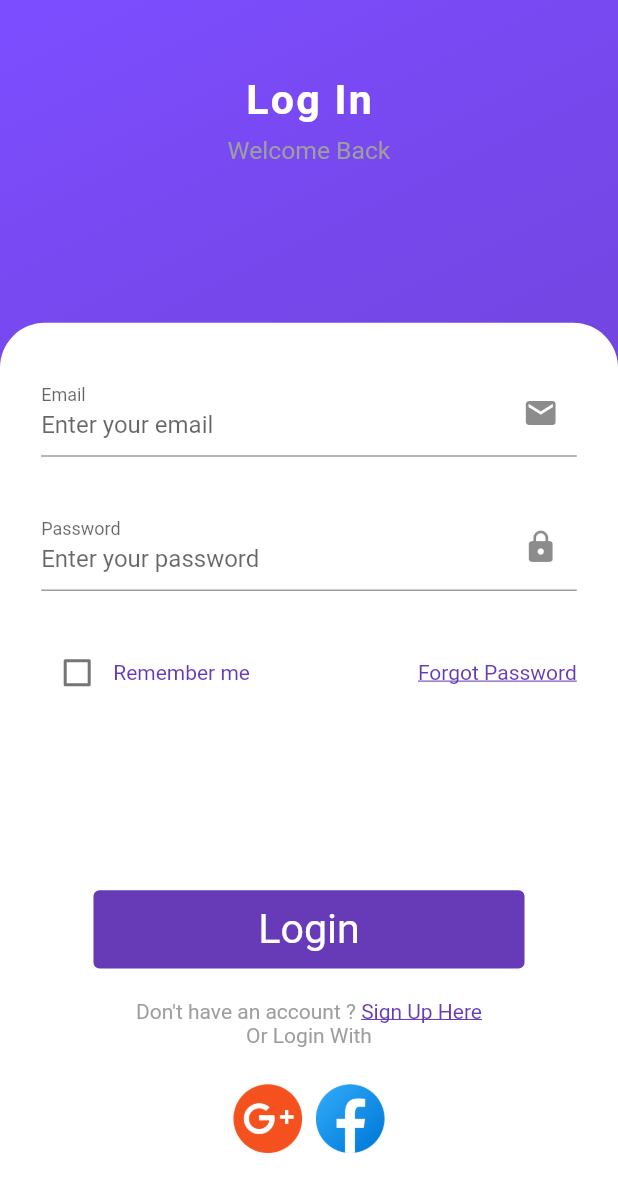
After one commit to AlphaArtrem/ecom-flutter, a Flutter app: the screen it shows after launch, after a tap on "Continue", on a phone screen of 412 x 824 dp. The commit adds this screen. Shown: the top 1192 px of the screen. Run offline on Flutter 3.47's test engine with Material 2 defaults, Android fonts, the phone set to English and light mode, and no system bars; our stand-ins replace flutter_svg.

Commit message:
Log in screen

```diff
--- a/lib/main.dart
+++ b/lib/main.dart
@@ -14,10 +14,10 @@ class EComApp extends StatelessWidget {
       theme: ThemeData(
         textTheme: TextTheme(
           bodyText1: TextStyle(
-            color: kTextColor
+            color: kPrimaryColor
           ),
           bodyText2: TextStyle(
-              color: kTextColor
+              color: kPrimaryColor
           ),
         ),
         scaffoldBackgroundColor: Colors.white,
--- /dev/null
+++ b/lib/screens/auth/log_in.dart
@@ -0,0 +1,197 @@
+import 'package:ecom_app_flutter/common/sizing.dart';
+import 'package:ecom_app_flutter/common/styles.dart';
+import 'package:flutter/cupertino.dart';
+import 'package:flutter/material.dart';
+
+class LogIn extends StatefulWidget {
+  @override
+  _LogInState createState() => _LogInState();
+}
+
+class _LogInState extends State<LogIn> {
+  bool _remember = false;
+  @override
+  Widget build(BuildContext context) {
+    return Scaffold(
+      body: SafeArea(
+        child: SingleChildScrollView(
+          child: Container(
+            height: Sizing.screenHeight,
+            decoration: BoxDecoration(
+              gradient: kPrimaryGradientColor
+            ),
+            padding: EdgeInsets.only(
+              top : Sizing.getProportionateScreenHeight(50),
+            ),
+            child: Center(
+              child: Column(
+                children: [
+                  Expanded(
+                    child: Column(
+                      children: [
+                        Text(
+                          "Log In",
+                          style: TextStyle(
+                              color: Colors.white,
+                              fontSize: Sizing.getProportionateScreenWidth(25),
+                              fontWeight: FontWeight.w700,
+                              letterSpacing: 1.5
+                          ),
+                        ),
+                        SizedBox(
+                          height: Sizing.getProportionateScreenHeight(8),
+                        ),
+                        Text(
+                          "Welcome Back",
+                          style: TextStyle(
+                              fontSize: Sizing.getProportionateScreenWidth(15),
+                              fontWeight: FontWeight.w400,
+                              color: Colors.grey
+                          ),
+                        ),
+                      ],
+                    ),
+                  ),
+                  Container(
+                    height: Sizing.getProportionateScreenHeight(600),
+                    decoration: BoxDecoration(
+                      borderRadius: BorderRadius.only(
+                        topLeft: Radius.circular(30),
+                        topRight: Radius.circular(30),
+                      ),
+                      color: Colors.white,
+                    ),
+                    child: Column(
+                      children: [
+                        Expanded(
+                            child: Padding(
+                              padding: EdgeInsets.symmetric(
+                                horizontal: Sizing.getProportionateScreenWidth(25),
+                                vertical: Sizing.getProportionateScreenHeight(30),
+                              ),
+                              child: Form(
+                                child: Column(
+                                  children: [
+                                    buildEmailFormField(),
+                                    SizedBox(height: Sizing.getProportionateScreenHeight(30)),
+                                    buildPasswordFormField(),
+                                    SizedBox(height: Sizing.getProportionateScreenHeight(30)),
+                                    Row(
+                                      children: [
+                                        Checkbox(
+                                          value: _remember,
+                                          activeColor: kPrimaryColor,
+                                          onChanged: (value) {
+                                            setState(() {
+                                              _remember = value;
+                                            });
+                                          },
+                                        ),
+                                        Text("Remember me"),
+                                        Spacer(),
+                                        GestureDetector(
+                                          child: Text(
+                                            "Forgot Password",
+                                            style: TextStyle(decoration: TextDecoration.underline),
+                                          ),
+                                        )
+                                      ],
+                                    ),
+                                  ],
+                                ),
+                              ),
+                            )
+                        ),
+                        TextButton(
+                          onPressed: (){
+                          },
+                          style: TextButton.styleFrom(
+                              enableFeedback: true,
+                              padding: EdgeInsets.symmetric(
+                                horizontal: Sizing.getProportionateScreenWidth(100),
+                                vertical: Sizing.getProportionateScreenHeight(10),
+                              ),
+                              backgroundColor: kPrimaryColor
+                          ),
+                          child: Text(
+                            "Login",
+                            style: TextStyle(
+                                fontSize: Sizing.getProportionateScreenWidth(25),
+                                fontWeight: FontWeight.w400,
+                                color: Colors.white
+                            ),
+                          ),
+                        ),
+                        SizedBox(height: Sizing.getProportionateScreenHeight(20)),
+                        Row(
+                          mainAxisAlignment: MainAxisAlignment.center,
+                          children: [
+                            Text(
+                              "Don't have an account ? ",
+                              style: TextStyle(color: Colors.grey),
+                            ),
+                            Text(
+                              "Sign Up Here",
+                              style: TextStyle(decoration: TextDecoration.underline),
+                            ),
+                          ],
+                        ),
+                        Text(
+                          "Or Login With",
+                          style: TextStyle(color: Colors.grey),
+                        ),
+                        SizedBox(height: Sizing.getProportionateScreenHeight(20)),
+                        Row(
+                          mainAxisAlignment: MainAxisAlignment.center,
+                          children: [
+                            Image.asset(
+                              'assets/gp.png',
+                              width: Sizing.getProportionateScreenWidth(50),
+                            ),
+                            Image.asset(
+                              'assets/fb.png',
+                              width: Sizing.getProportionateScreenWidth(50),
+                            ),
+                          ],
+                        ),
+                        SizedBox(height: Sizing.getProportionateScreenHeight(50)),
+                      ],
+                    ),
+                  )
+                ],
+              ),
+            ),
+          ),
+        ),
+      ),
+    );
+  }
+
+  TextFormField buildPasswordFormField() {
+    return TextFormField(
+      obscureText: true,
+      decoration: InputDecoration(
+        labelText: "Password",
+        hintText: "Enter your password",
+        // If  you are using latest version of flutter then lable text and hint text shown like this
+        // if you r using flutter less then 1.20.* then maybe this is not working properly
+        floatingLabelBehavior: FloatingLabelBehavior.always,
+        suffixIcon: Icon(Icons.lock),
+      ),
+    );
+  }
+
+  TextFormField buildEmailFormField() {
+    return TextFormField(
+      keyboardType: TextInputType.emailAddress,
+      decoration: InputDecoration(
+        labelText: "Email",
+        hintText: "Enter your email",
+        // If  you are using latest version of flutter then lable text and hint text shown like this
+        // if you r using flutter less then 1.20.* then maybe this is not working properly
+        floatingLabelBehavior: FloatingLabelBehavior.always,
+        suffixIcon: Icon(Icons.email),
+      ),
+    );
+  }
+}
--- a/lib/screens/splash.dart
+++ b/lib/screens/splash.dart
@@ -1,5 +1,6 @@
 import 'package:ecom_app_flutter/common/sizing.dart';
 import 'package:ecom_app_flutter/common/styles.dart';
+import 'package:ecom_app_flutter/screens/auth/log_in.dart';
 import 'package:flutter/cupertino.dart';
 import 'package:flutter/material.dart';
 import 'package:flutter_svg/flutter_svg.dart';
@@ -93,6 +94,12 @@ class _SplashScreenState extends State<SplashScreen> {
                     ),
                     Expanded(child: Container()),
                     TextButton(
+                      onPressed: (){
+                        Navigator.pushReplacement(
+                          context,
+                          MaterialPageRoute(builder: (context) => LogIn())
+                        );
+                      },
                       style: TextButton.styleFrom(
                         enableFeedback: true,
                         padding: EdgeInsets.symmetric(
```
Also changed, not shown: assets/fb.png (added), assets/gp.png (added).
